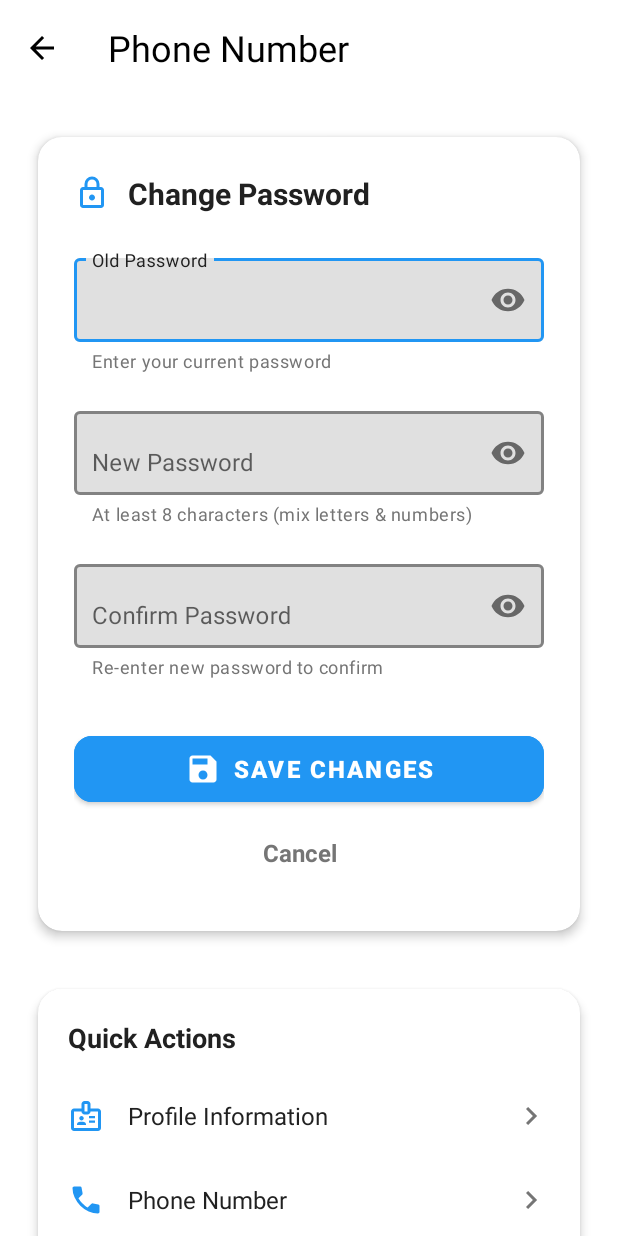
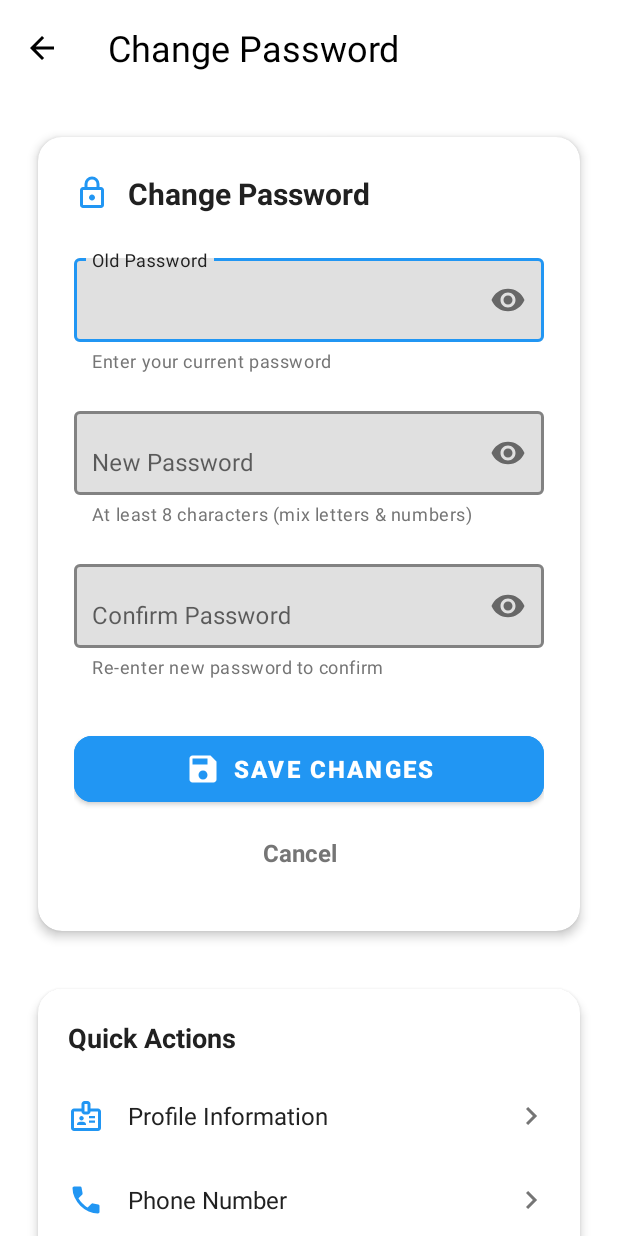
Before and after one commit to wybie18/sakay-link, an Android app built with Jetpack Compose: the PassengerUpdatePasswordActivity screen opened directly, with no data from a screen before it, on a phone screen of 412 x 824 dp. Run offline under Robolectric (Android 15) with nearby library versions, the phone set to English and light mode, and no system bars; our stand-ins replace Firebase (no records; nobody signed in at launch, a user with empty details on screens opened directly).

Commit message:
Update toolbar title to Change Password

```diff
--- a/app/src/main/java/com/example/sakaylink/PassengerUpdatePasswordActivity.kt
+++ b/app/src/main/java/com/example/sakaylink/PassengerUpdatePasswordActivity.kt
@@ -39,7 +39,7 @@ class PassengerUpdatePasswordActivity : AppCompatActivity() {
         supportActionBar?.apply {
             setDisplayHomeAsUpEnabled(true)
             setDisplayShowHomeEnabled(true)
-            title = "Phone Number"
+            title = "Change Password"
         }
 
         firestore = FirebaseFirestore.getInstance()
```
